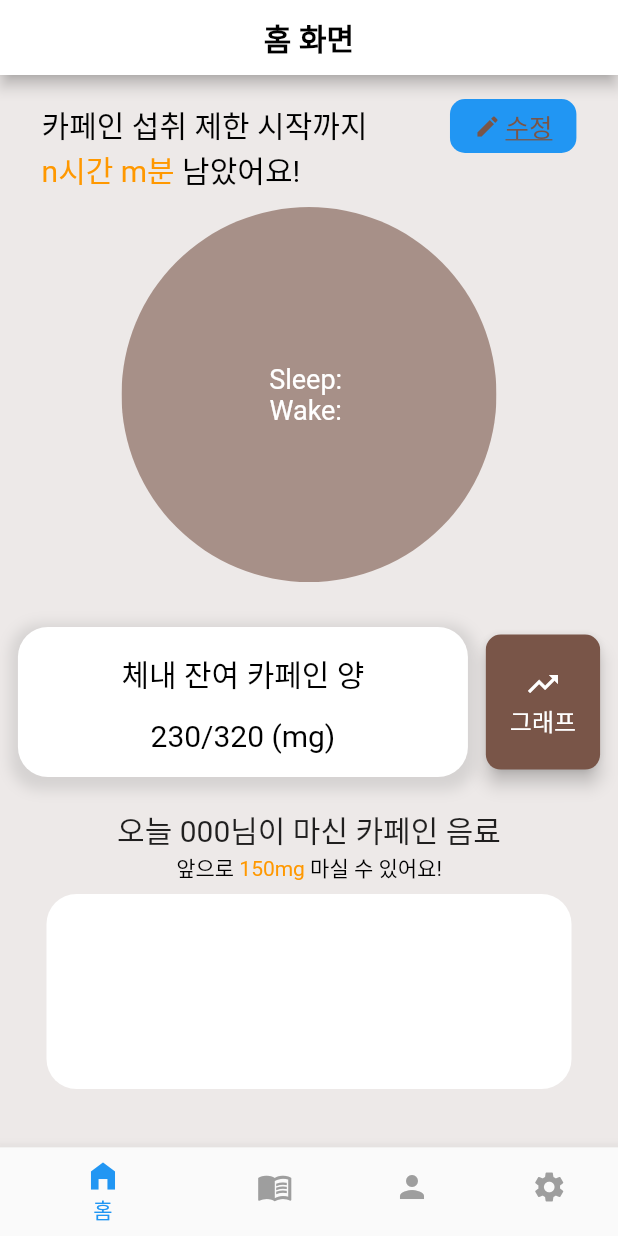
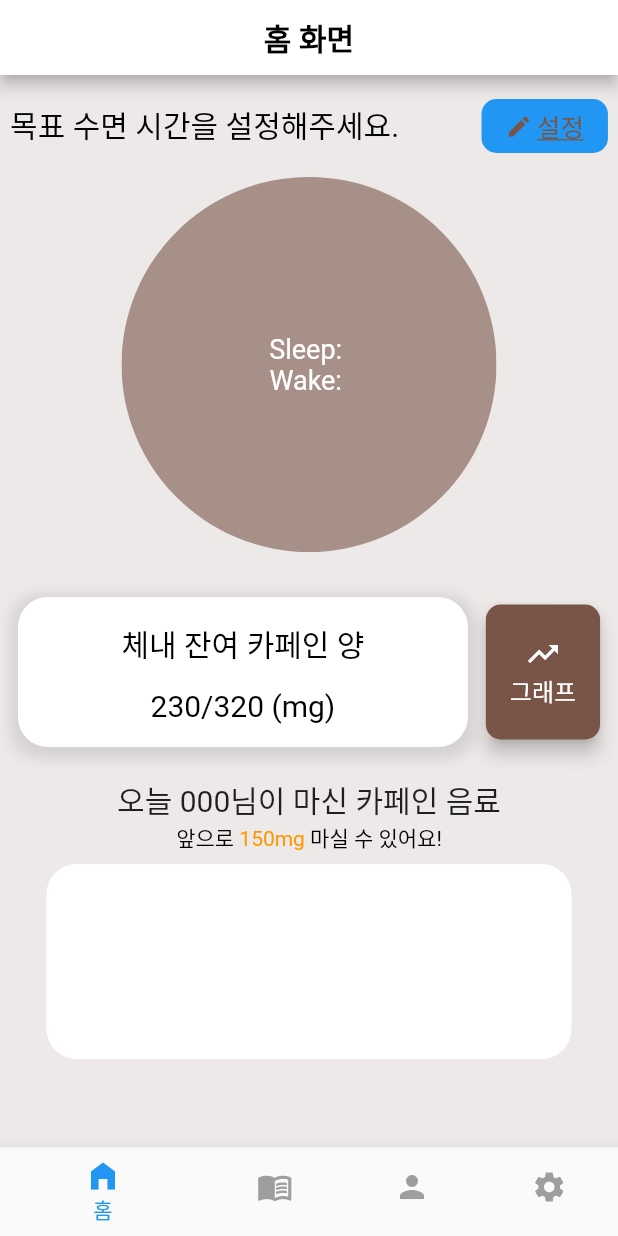
Before and after one commit to CoolCoolCoffee/CoolCoolCoffee, a Flutter app: the screen it shows after launch, on a phone screen of 412 x 824 dp. Run offline on Flutter 3.47's test engine with Material 2 defaults, Android fonts, the phone set to English and light mode, and no system bars; our stand-ins replace cloud_firestore, firebase_core, image_picker, table_calendar, timezone; missing offline and left inert: floating_action_bubble, flutter_health_connect, google_mlkit_text_recognition; accounts and stored records are empty.

Commit message:
초기 상태 수정

```diff
--- a/CoolCoolCoffee_FrontEnd/lib/page/home/clock.dart
+++ b/CoolCoolCoffee_FrontEnd/lib/page/home/clock.dart
@@ -26,6 +26,7 @@ class _ClockWidgetState extends State<ClockWidget>{
               textAlign: TextAlign.start,
               text: TextSpan(
                 children: [
+                  if (sleepEnteredTime.isNotEmpty && wakeEnteredTime.isNotEmpty)
                     TextSpan(
                       text: "카페인 섭취 제한 시작까지\n",
                       style: TextStyle(
@@ -33,6 +34,7 @@ class _ClockWidgetState extends State<ClockWidget>{
                         fontSize: 20,
                       ),
                     ),
+                  if (sleepEnteredTime.isNotEmpty && wakeEnteredTime.isNotEmpty)
                     TextSpan(
                       text: "n시간 m분",
                       style: TextStyle(
@@ -40,20 +42,22 @@ class _ClockWidgetState extends State<ClockWidget>{
                         fontSize: 20,
                       ),
                     ),
+                  if (sleepEnteredTime.isNotEmpty && wakeEnteredTime.isNotEmpty)
                     TextSpan(
                       text: " 남았어요!",
                       style: TextStyle(
                         color: Colors.black,
-                        fontSize: 20
+                        fontSize: 20,
                       ),
                     ),
-                  // TextSpan(
-                  //   text: "목표 수면 시간을 설정해주세요.",
-                  //   style: TextStyle(
-                  //       color: Colors.black,
-                  //       fontSize: 20
-                  //   ),
-                  // ),
+                  if (sleepEnteredTime.isEmpty || wakeEnteredTime.isEmpty)
+                    TextSpan(
+                      text: "목표 수면 시간을 설정해주세요.",
+                      style: TextStyle(
+                        color: Colors.black,
+                        fontSize: 20,
+                      ),
+                    ),
                 ],
               ),
             ),
@@ -80,6 +84,7 @@ class _ClockWidgetState extends State<ClockWidget>{
 
                   ),
                   SizedBox(width: 3),
+                  if (sleepEnteredTime.isNotEmpty && wakeEnteredTime.isNotEmpty)
                     Text(
                       '수정',
                       style: TextStyle(
@@ -88,16 +93,17 @@ class _ClockWidgetState extends State<ClockWidget>{
                         decoration: TextDecoration.underline,
                       ),
                     ),
+                  if (sleepEnteredTime.isEmpty || wakeEnteredTime.isEmpty)
+                    Text(
+                      '설정',
+                      style: TextStyle(
+                        color: Colors.brown,
+                        fontSize: 17,
+                        decoration: TextDecoration.underline,
+                      ),
+                    ),
                 ],
               ),
-              // child: Text(
-              //   '설정',
-              //   style: TextStyle(
-              //     color: Colors.brown,
-              //     fontSize: 17,
-              //     decoration: TextDecoration.underline,
-              //   ),
-              // ),
             ),
           ],
         ),
```
Lines whose indentation alone changed are shown as unchanged.
